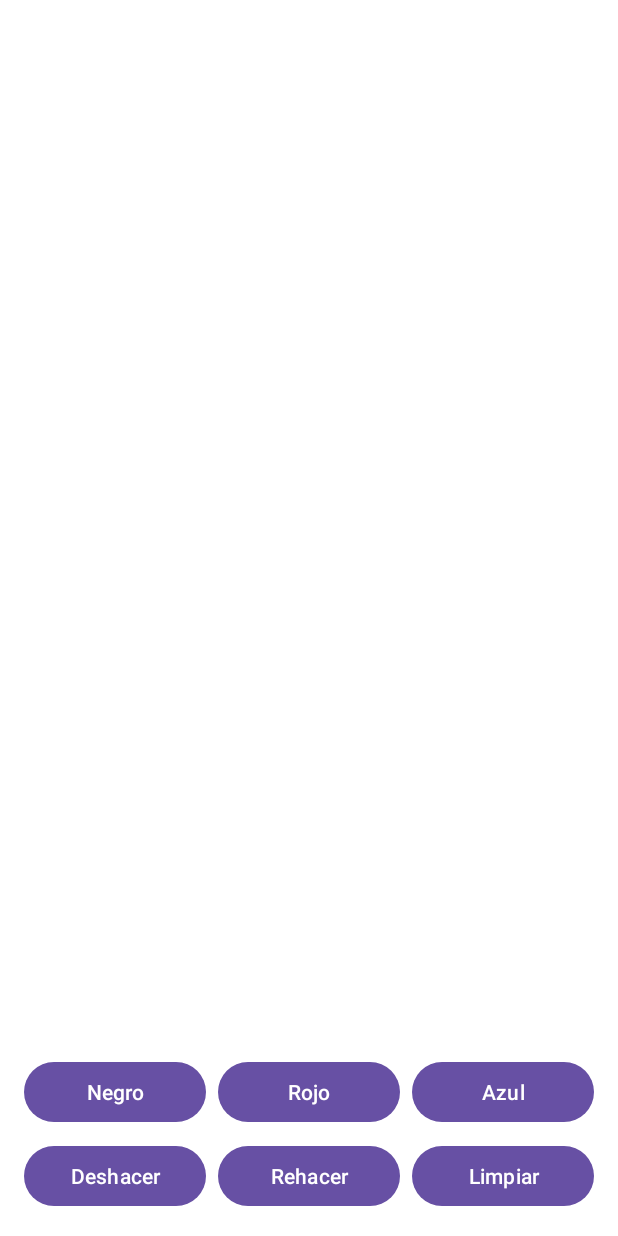
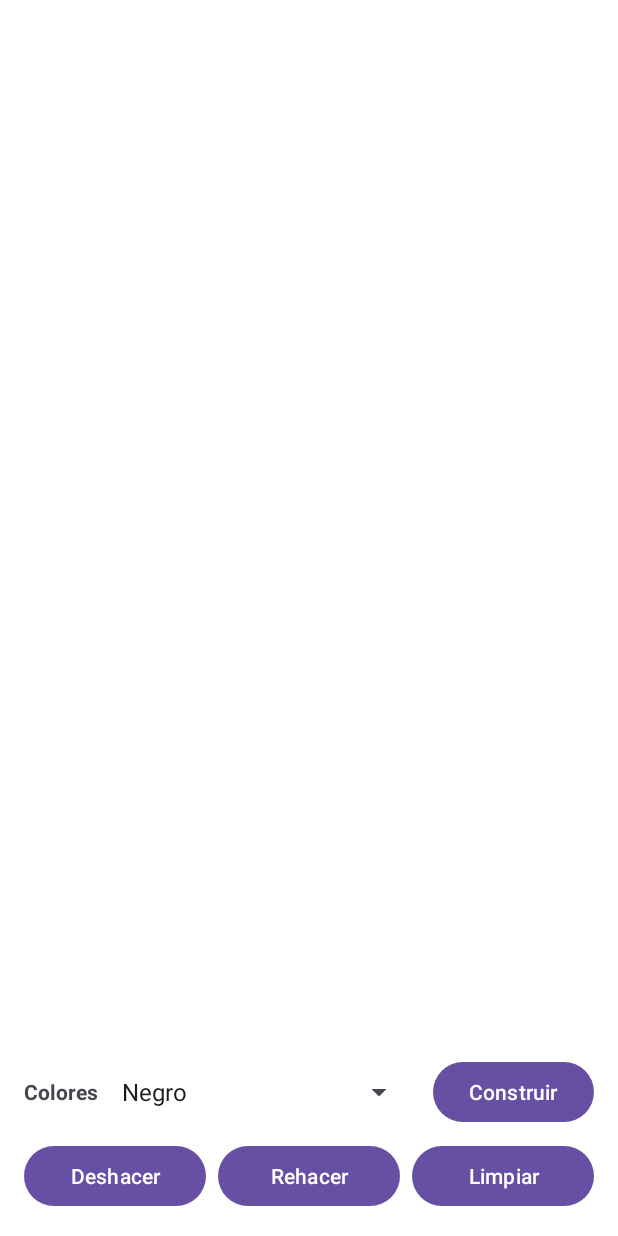
Before and after one commit to RaulSalasSahuquillo/PIXELTOWN_for_Android, an Android app: the screen it shows after launch (MainActivity), on a phone screen of 412 x 824 dp. Run offline under Robolectric (Android 15) with nearby library versions, the phone set to English and light mode, and no system bars.

Commit message:
Colores incluídos: Verde, Amarillo, Magenta. Ahora puedes añadir casas al programa. Tanto construir como colores estan en un menú

```diff
--- a/app/src/main/java/com/example/paint/MainActivity.java
+++ b/app/src/main/java/com/example/paint/MainActivity.java
@@ -1,59 +1,136 @@
 package com.example.paint;
-// Debe coincidir con el paquete de DrawingView y con tu estructura de carpetas.
 
-import android.graphics.Color;                 // Para usar Color.BLACK, Color.RED, etc.
-import android.os.Bundle;                      // Estado/paquete de datos de la Activity.
-import androidx.activity.EdgeToEdge;           // Para usar pantalla completa con barras superpuestas.
-import androidx.appcompat.app.AppCompatActivity;// Activity base con compatibilidad amplia.
-import androidx.core.graphics.Insets;          // Medidas de barras de sistema.
-import androidx.core.view.ViewCompat;          // Utilidades para vistas.
-import androidx.core.view.WindowInsetsCompat;  // Acceso a "insets" (barras de estado/navegación).
-import android.widget.Button;                  // Botones de la UI.
+import android.graphics.Color;
+import android.os.Bundle;
+import android.util.TypedValue;
+import android.view.MenuItem;
+import android.view.MotionEvent;
+import android.view.View;
+import android.widget.AdapterView;
+import android.widget.ArrayAdapter;
+import android.widget.Button;
+import android.widget.FrameLayout;   // <-- IMPORTA ESTO
+import android.widget.ImageView;
+import android.widget.PopupMenu;
+import android.widget.Spinner;
+
+import androidx.activity.EdgeToEdge;
+import androidx.appcompat.app.AppCompatActivity;
+import androidx.core.graphics.Insets;
+import androidx.core.view.ViewCompat;
+import androidx.core.view.WindowInsetsCompat;
 
 public class MainActivity extends AppCompatActivity {
 
-    // onCreate es el "punto de entrada" cuando se crea la pantalla.
+    // offsets para arrastrar
+    private float dX, dY;
+
     @Override
     protected void onCreate(Bundle savedInstanceState) {
-        super.onCreate(savedInstanceState); // Llama al comportamiento base.
-
-        // Activa el modo "Edge-to-Edge" para que el contenido pueda ocupar toda la pantalla,
-        // y luego nosotros ajustamos los márgenes con los insets del sistema.
+        super.onCreate(savedInstanceState);
         EdgeToEdge.enable(this);
-
-        // Asocia esta Activity con el archivo de diseño res/layout/activity_main.xml
         setContentView(R.layout.activity_main);
 
-        // Ajusta automáticamente el padding de la vista raíz para no quedar
-        // ocultos por la barra de estado o la barra de navegación.
         ViewCompat.setOnApplyWindowInsetsListener(findViewById(R.id.main), (v, insets) -> {
-            // Obtiene el tamaño de las barras del sistema (arriba, abajo, lados).
             Insets systemBars = insets.getInsets(WindowInsetsCompat.Type.systemBars());
-            // Aplica ese espacio como padding, así el contenido no se tapa.
             v.setPadding(systemBars.left, systemBars.top, systemBars.right, systemBars.bottom);
-            return insets; // Devuelve los insets para que el sistema sepa que ya los consumimos.
+            return insets;
         });
 
-        // Obtenemos la referencia al lienzo (nuestra vista personalizada) por su id en XML.
+        // --- UI ---
         DrawingView drawingView = findViewById(R.id.drawingView);
+        Button btnUndo          = findViewById(R.id.btnUndo);
+        Button btnRedo          = findViewById(R.id.btnRedo);
+        Button btnClear         = findViewById(R.id.btnClear);
+        Button btnConstruir     = findViewById(R.id.btnConstruir);
+        Spinner spinner         = findViewById(R.id.spinnerColors);
+        View root               = findViewById(R.id.main);
+        View panelBotonera      = findViewById(R.id.panelBotonera);
 
-        // Obtenemos referencias a los botones (también por id, definidos en el XML).
-        Button btnUndo  = findViewById(R.id.btnUndo);
-        Button btnRedo  = findViewById(R.id.btnRedo);
-        Button btnClear = findViewById(R.id.btnClear);
-        Button btnBlack = findViewById(R.id.btnBlack);
-        Button btnRed   = findViewById(R.id.btnRed);
-        Button btnBlue  = findViewById(R.id.btnBlue);
+        // --- acciones dibujo ---
+        btnUndo.setOnClickListener(v -> drawingView.undo());
+        btnRedo.setOnClickListener(v -> drawingView.redo());
+        btnClear.setOnClickListener(v -> drawingView.clearCanvas());
 
-        // Conectamos cada botón con una acción sobre el lienzo:
-        btnUndo.setOnClickListener(v -> drawingView.undo());                 // Deshacer último trazo.
-        btnRedo.setOnClickListener(v -> drawingView.redo());                 // Rehacer trazo deshecho.
-        btnClear.setOnClickListener(v -> drawingView.clearCanvas());         // Borrar todo.
-        btnBlack.setOnClickListener(v -> drawingView.setStrokeColor(Color.BLACK)); // Cambiar a negro.
-        btnRed.setOnClickListener(v -> drawingView.setStrokeColor(Color.RED));     // Cambiar a rojo.
-        btnBlue.setOnClickListener(v -> drawingView.setStrokeColor(Color.BLUE));   // Corregido para cambiar a azul.
+        // --- spinner colores ---
+        ArrayAdapter<CharSequence> adapter = ArrayAdapter.createFromResource(
+                this, R.array.color_names, android.R.layout.simple_spinner_item);
+        adapter.setDropDownViewResource(android.R.layout.simple_spinner_dropdown_item);
+        spinner.setAdapter(adapter);
+        spinner.setOnItemSelectedListener(new AdapterView.OnItemSelectedListener() {
+            @Override public void onItemSelected(AdapterView<?> parent, View view, int pos, long id) {
+                String name = parent.getItemAtPosition(pos).toString();
+                int c;
+                switch (name) {
+                    case "Rojo":     c = Color.RED; break;
+                    case "Azul":     c = Color.BLUE; break;
+                    case "Verde":    c = Color.GREEN; break;
+                    case "Amarillo": c = Color.YELLOW; break;
+                    case "Magenta":  c = Color.MAGENTA; break;
+                    default:         c = Color.BLACK; break;
+                }
+                drawingView.setStrokeColor(c);
+            }
+            @Override public void onNothingSelected(AdapterView<?> parent) { }
+        });
 
-        // Nota: Si quieres cambiar el grosor desde aquí, puedes llamar:
-        // drawingView.setStrokeWidth(20f); // por ejemplo, 20 píxeles.
+        // --- menú Construir ---
+        btnConstruir.setOnClickListener(v -> {
+            PopupMenu menu = new PopupMenu(this, v);
+            menu.getMenuInflater().inflate(R.menu.menu_construir, menu.getMenu());
+            menu.setOnMenuItemClickListener((MenuItem item) -> {
+                if (item.getItemId() == R.id.action_casa) {
+                    // Crear una nueva casa dinámicamente
+                    ImageView nuevaCasa = new ImageView(this);
+                    nuevaCasa.setImageResource(R.drawable.casa);
+
+                    // Tamaño en dp -> px (p.ej. 96dp)
+                    int sizePx = dp(96);
+                    FrameLayout.LayoutParams params = new FrameLayout.LayoutParams(sizePx, sizePx);
+                    nuevaCasa.setLayoutParams(params);
+
+                    // Añadir al root (FrameLayout)
+                    ((FrameLayout) root).addView(nuevaCasa);
+
+                    // Centrar por encima de la botonera cuando esté medido
+                    root.post(() -> {
+                        float cx = (root.getWidth() - nuevaCasa.getWidth()) / 2f;
+                        float maxY = root.getHeight() - panelBotonera.getHeight() - nuevaCasa.getHeight();
+                        float cy = Math.max(0, maxY / 2f);
+                        nuevaCasa.setX(Math.max(0, cx));
+                        nuevaCasa.setY(cy);
+                    });
+
+                    // Hacer arrastrable con límites
+                    nuevaCasa.setOnTouchListener((viewTouch, event) -> {
+                        switch (event.getActionMasked()) {
+                            case MotionEvent.ACTION_DOWN:
+                                dX = viewTouch.getX() - event.getRawX();
+                                dY = viewTouch.getY() - event.getRawY();
+                                return true;
+                            case MotionEvent.ACTION_MOVE:
+                                float newX = event.getRawX() + dX;
+                                float newY = event.getRawY() + dY;
+                                float maxX2 = root.getWidth() - viewTouch.getWidth();
+                                float maxY2 = root.getHeight() - panelBotonera.getHeight() - viewTouch.getHeight();
+                                viewTouch.setX(Math.max(0, Math.min(newX, maxX2)));
+                                viewTouch.setY(Math.max(0, Math.min(newY, maxY2)));
+                                return true;
+                        }
+                        return false;
+                    });
+
+                    return true;
+                }
+                return false;
+            });
+            menu.show();
+        });
+    }
+
+    // helper: dp a px
+    private int dp(int dp) {
+        return Math.round(TypedValue.applyDimension(
+                TypedValue.COMPLEX_UNIT_DIP, dp, getResources().getDisplayMetrics()));
     }
 }
--- a/app/src/main/res/layout/activity_main.xml
+++ b/app/src/main/res/layout/activity_main.xml
@@ -4,14 +4,25 @@
     android:layout_width="match_parent"
     android:layout_height="match_parent">
 
-    <!-- El DrawingView se queda igual, ocupando todo el fondo -->
+    <!-- Lienzo -->
     <com.example.paint.DrawingView
         android:id="@+id/drawingView"
         android:layout_width="match_parent"
         android:layout_height="match_parent" />
 
-    <!-- Contenedor principal para todos los botones en la parte inferior -->
+    <!-- Casa arrastrable: está sobre el lienzo y empieza oculta -->
+    <ImageView
+        android:id="@+id/imgCasa"
+        android:layout_width="120dp"
+        android:layout_height="120dp"
+        android:layout_gravity="center"
+        android:src="@drawable/casa"
+        android:visibility="gone"
+        android:contentDescription="@string/app_name" />
+
+    <!-- Botonera inferior (SIEMPRE arriba del resto) -->
     <LinearLayout
+        android:id="@+id/panelBotonera"
         android:layout_width="match_parent"
         android:layout_height="wrap_content"
         android:layout_gravity="bottom"
@@ -19,41 +30,37 @@
         android:orientation="vertical"
         android:padding="16dp">
 
-        <!-- Fila superior para los botones de colores -->
+        <!-- Fila superior: Colores + Construir -->
         <LinearLayout
             android:layout_width="match_parent"
             android:layout_height="wrap_content"
-            android:gravity="center"
+            android:gravity="center_vertical"
             android:orientation="horizontal"
             android:layout_marginBottom="8dp">
 
-            <!-- Para que los botones se repartan el espacio, usamos layout_weight -->
-            <Button
-                android:id="@+id/btnBlack"
+            <TextView
+                android:layout_width="wrap_content"
+                android:layout_height="wrap_content"
+                android:text="Colores"
+                android:textStyle="bold"
+                android:layout_marginEnd="8dp"/>
+
+            <Spinner
+                android:id="@+id/spinnerColors"
                 android:layout_width="0dp"
                 android:layout_height="wrap_content"
                 android:layout_weight="1"
-                android:layout_marginEnd="8dp"
-                android:text="Negro" />
+                android:entries="@array/color_names" />
 
             <Button
-                android:id="@+id/btnRed"
-                android:layout_width="0dp"
+                android:id="@+id/btnConstruir"
+                android:layout_width="wrap_content"
                 android:layout_height="wrap_content"
-                android:layout_weight="1"
-                android:layout_marginEnd="8dp"
-                android:text="Rojo" />
-
-            <Button
-                android:id="@+id/btnBlue"
-                android:layout_width="0dp"
-                android:layout_height="wrap_content"
-                android:layout_weight="1"
-                android:text="Azul" />
-
+                android:layout_marginStart="12dp"
+                android:text="Construir"/>
         </LinearLayout>
 
-        <!-- Fila inferior para los botones de acción -->
+        <!-- Fila inferior: acciones -->
         <LinearLayout
             android:layout_width="match_parent"
             android:layout_height="wrap_content"
@@ -82,8 +89,6 @@
                 android:layout_height="wrap_content"
                 android:layout_weight="1"
                 android:text="Limpiar" />
-
         </LinearLayout>
-
     </LinearLayout>
 </FrameLayout>
--- /dev/null
+++ b/app/src/main/res/menu/menu_construir.xml
@@ -0,0 +1,7 @@
+<?xml version="1.0" encoding="utf-8"?>
+<menu xmlns:android="http://schemas.android.com/apk/res/android">
+    <item
+        android:id="@+id/action_casa"
+        android:title="Casa" />
+    <!-- Aquí podrás añadir más: árbol, carretera, etc. -->
+</menu>
--- a/app/src/main/res/values/strings.xml
+++ b/app/src/main/res/values/strings.xml
@@ -1,3 +1,12 @@
 <resources>
     <string name="app_name">Paint</string>
+
+    <string-array name="color_names">
+        <item>Negro</item>
+        <item>Rojo</item>
+        <item>Azul</item>
+        <item>Verde</item>
+        <item>Amarillo</item>
+        <item>Magenta</item>
+    </string-array>
 </resources>
```
